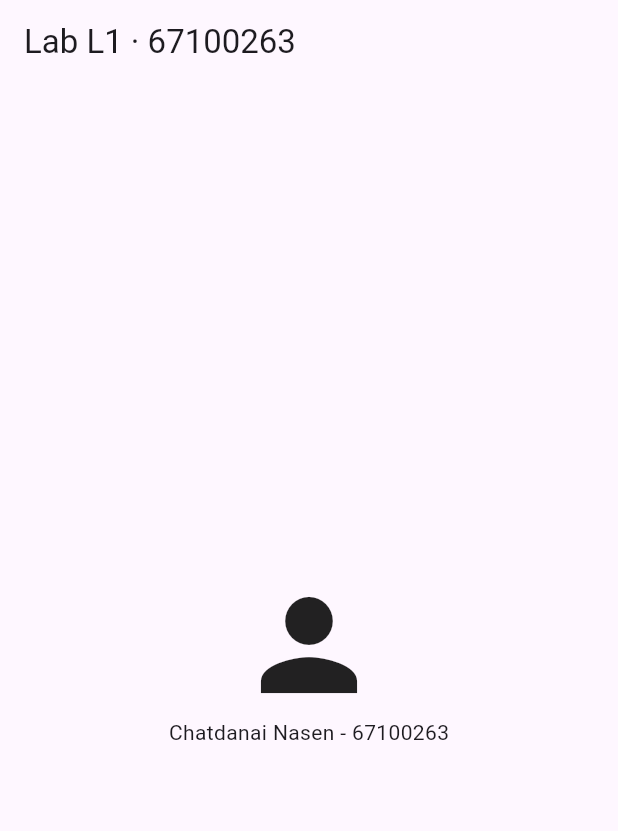
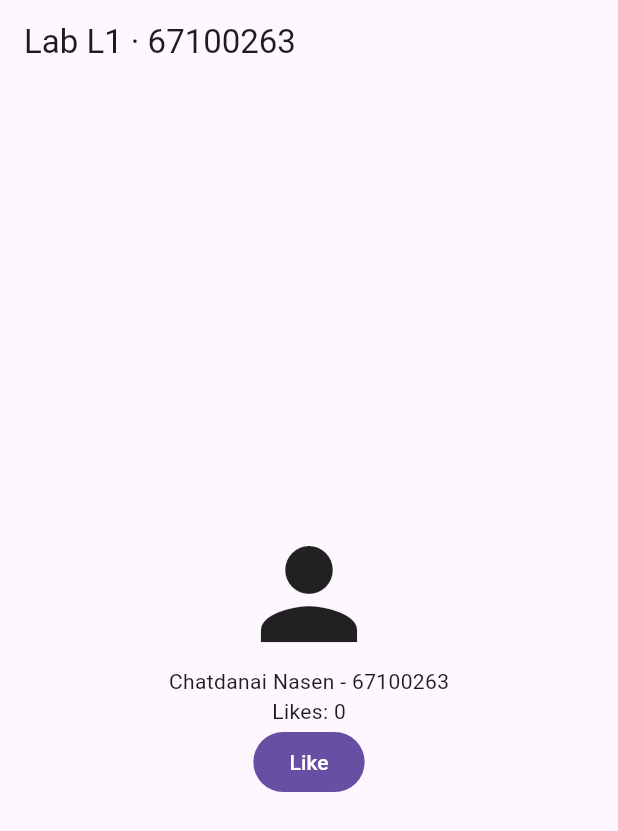
Before and after one commit to chatdanai-eiei/lab01_profile, a Flutter app: the screen it shows after launch, on a phone screen of 412 x 824 dp. Shown: the top 831 px of the screen. Run offline on Flutter 3.47's test engine with Material 3 defaults, Android fonts, the phone set to English and light mode, and no system bars.

Commit message:
Add like

```diff
--- a/lib/main.dart
+++ b/lib/main.dart
@@ -1,24 +1,65 @@
 import 'package:flutter/material.dart';
 
-void main() => runApp(
-  const MaterialApp(home: HomePage()),
-);
+// จุดเริ่มต้นของโปรแกรม
+void main() {
+  runApp(
+    const MaterialApp(
+      debugShowCheckedModeBanner: false,
+      home: HomePage(),
+    ),
+  );
+}
 
-class HomePage extends StatelessWidget {
+// สร้าง StatefulWidget
+class HomePage extends StatefulWidget {
   const HomePage({super.key});
+
+  @override
+  State<HomePage> createState() => _HomePageState();
+}
+
+class _HomePageState extends State<HomePage> {
+
+  // ตัวแปรเก็บจำนวน Like
+  int _likes = 0;
+
+  // ฟังก์ชันเพิ่มจำนวน Like
+  void _like() {
+    setState(() {
+      _likes++;
+    });
+  }
 
   @override
   Widget build(BuildContext context) {
     return Scaffold(
+
+      // แถบด้านบนแสดงรหัสนักศึกษา
       appBar: AppBar(
         title: const Text('Lab L1 · 67100263'),
       ),
-      body: const Center(
+
+      // จัดองค์ประกอบให้อยู่กลางหน้าจอ
+      body: Center(
         child: Column(
           mainAxisSize: MainAxisSize.min,
           children: [
-            Icon(Icons.person, size: 96),
-            Text('Chatdanai Nasen - 67100263'),
+
+            // ไอคอนรูปบุคคล
+            const Icon(Icons.person, size: 96),
+
+            // ชื่อจริงและรหัสนักศึกษา
+            const Text('Chatdanai Nasen - 67100263'),
+
+            // แสดงจำนวน Like
+            Text('Likes: $_likes'),
+
+            // ปุ่มเพิ่มจำนวน Like
+            FilledButton(
+              onPressed: _like,
+              child: const Text('Like'),
+            ),
+
           ],
         ),
       ),
```
